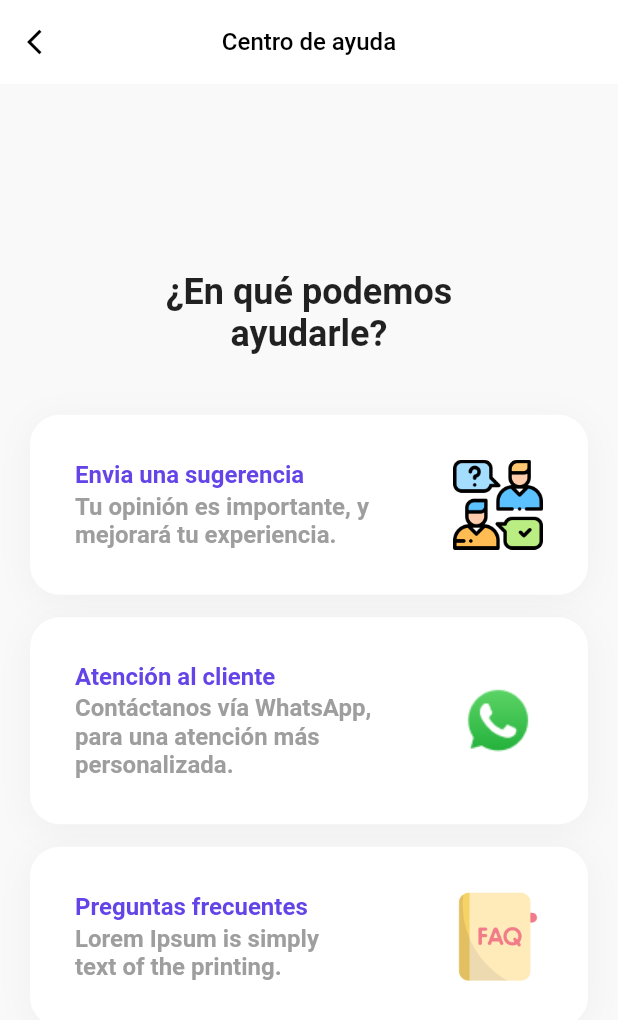
After one commit to CruzAlvaro97/Pet_Care, a Flutter app: the screen it shows after launch, item 4 of the bottom bar chosen, scrolled down 106 dp, after a tap on "Ayuda", on a phone screen of 412 x 824 dp. The commit adds this screen. Shown: the top 1020 px of the screen. Run offline on Flutter 3.47's test engine with Material 2 defaults, Android fonts, the phone set to English and light mode, and no system bars; our stand-ins replace expandable_text, google_fonts, salomon_bottom_bar, smooth_page_indicator; network calls fail.

Commit message:
2022/12/06
- Se solucionó el problema de desbordamiento de pixeles en el onboarding.
- Se mejoró los estilos de las fuentes en el profile page.
- Se agregó help page
- Se agregó color al bottom navigation

```diff
--- a/lib/main.dart
+++ b/lib/main.dart
@@ -1,7 +1,7 @@
 import 'package:flutter/material.dart';
 import 'package:pet_society/routes/routes.dart';
 import 'package:pet_society/src/utils/index_utils.dart';
-import 'package:pet_society/src/views/pages/home_page/home_subpages/perfil_subpage.dart';
+import 'package:pet_society/src/views/pages/home_page/home_subpages/profile_subpage.dart';
 
 void main() {
   runApp(const MyApp());
@@ -16,11 +16,12 @@ class MyApp extends StatelessWidget {
       debugShowCheckedModeBanner: false,
       title: App.name,
       onGenerateRoute: MyRoutes.generateRoute,
-      initialRoute: MyRoutes.rONBOARDING,
+      initialRoute: MyRoutes.rHOME,
       // scaffoldMessengerKey: CustomSnackbar.msgkey, // SnackBar
       // theme: Provider.of<ThemeProvider>(context).currentTheme, // Modo oscuro
       color: CustomColor.primary,
-      theme: ThemeData(useMaterial3: true, backgroundColor: CustomColor.white2),
+      theme:
+          ThemeData(useMaterial3: false, backgroundColor: CustomColor.white2),
     );
   }
 }
--- /dev/null
+++ b/lib/src/views/pages/help_page/help_page.dart
@@ -0,0 +1,154 @@
+import 'package:flutter/material.dart';
+
+class HelpPage extends StatelessWidget {
+  const HelpPage({Key? key}) : super(key: key);
+
+  @override
+  Widget build(BuildContext context) {
+    return Scaffold(
+      backgroundColor: const Color(0xFFF9F9F9),
+      appBar: AppBar(
+        elevation: 0,
+        backgroundColor: Colors.white,
+        title: const Text(
+          'Centro de ayuda',
+          style: TextStyle(
+            color: Colors.black,
+            fontSize: 16.0,
+          ),
+        ),
+        centerTitle: true,
+        leading: IconButton(
+          onPressed: () {},
+          icon: const Icon(
+            Icons.arrow_back_ios,
+            color: Colors.black,
+            size: 20,
+          ),
+        ),
+      ),
+      body: Center(
+        child: SingleChildScrollView(
+          padding: const EdgeInsets.symmetric(horizontal: 20.0),
+          child: Column(
+            mainAxisAlignment: MainAxisAlignment.center,
+            crossAxisAlignment: CrossAxisAlignment.center,
+            children: [
+              const Text(
+                '¿En qué podemos\nayudarle?',
+                style: TextStyle(
+                  fontWeight: FontWeight.bold,
+                  fontSize: 24.0,
+                ),
+                textAlign: TextAlign.center,
+              ),
+              const SizedBox(height: 40.0),
+              _CardTypePublication(
+                category: 'Envia una sugerencia',
+                imgPath: 'assets/images/sugerencia.png',
+                text: 'Tu opinión es importante, y\nmejorará tu experiencia.',
+                onTap: () {
+                  // Navigator.push(
+                  //     context,
+                  //     CupertinoPageRoute(
+                  //         builder: (context) => const SuggestionPage()));
+                },
+              ),
+              _CardTypePublication(
+                category: 'Atención al cliente',
+                imgPath: 'assets/images/wsp.png',
+                text:
+                    'Contáctanos vía WhatsApp,\npara una atención más\npersonalizada.',
+                onTap: () {
+                  print('WhatsApp');
+                },
+              ),
+              _CardTypePublication(
+                category: 'Preguntas frecuentes',
+                imgPath: 'assets/images/preguntas.png',
+                text: 'Lorem Ipsum is simply\ntext of the printing.',
+                onTap: () {
+                  print('FAQ');
+                },
+              ),
+            ],
+          ),
+        ),
+      ),
+    );
+  }
+}
+
+class _CardTypePublication extends StatelessWidget {
+  final String category;
+  final String text;
+  final String imgPath;
+  final Function() onTap;
+
+  const _CardTypePublication({
+    required this.category,
+    required this.text,
+    required this.imgPath,
+    required this.onTap,
+  });
+
+  @override
+  Widget build(BuildContext context) {
+    return GestureDetector(
+      onTap: onTap,
+      child: Container(
+        width: double.infinity,
+        //height: 120,
+        padding: const EdgeInsets.symmetric(
+          horizontal: 30.0,
+          vertical: 30.0,
+        ),
+        margin: const EdgeInsets.only(bottom: 15.0),
+        decoration: BoxDecoration(
+          color: Colors.white,
+          borderRadius: BorderRadius.circular(20.0),
+          boxShadow: [
+            BoxShadow(
+              color: Colors.black.withOpacity(0.04),
+              offset: const Offset(0.0, 4.0),
+              blurRadius: 20.0,
+            ),
+          ],
+        ),
+        child: Row(
+          mainAxisAlignment: MainAxisAlignment.spaceBetween,
+          children: [
+            Column(
+              mainAxisAlignment: MainAxisAlignment.center,
+              crossAxisAlignment: CrossAxisAlignment.start,
+              children: [
+                Text(
+                  category,
+                  style: const TextStyle(
+                    fontWeight: FontWeight.bold,
+                    fontSize: 16.0,
+                    color: Color(0xFF6444E7),
+                  ),
+                ),
+                SizedBox(height: 2.0),
+                Text(
+                  text,
+                  style: const TextStyle(
+                    fontWeight: FontWeight.bold,
+                    fontSize: 16.0,
+                    color: Colors.grey,
+                  ),
+                ),
+              ],
+            ),
+            Image.asset(
+              imgPath,
+              width: 60,
+              height: 60,
+            ),
+          ],
+        ),
+      ),
+    );
+  }
+}
--- a/lib/src/views/pages/home_page/home_page.dart
+++ b/lib/src/views/pages/home_page/home_page.dart
@@ -1,6 +1,6 @@
 import 'package:flutter/material.dart';
 import 'package:pet_society/src/utils/index_utils.dart';
-import 'package:pet_society/src/views/pages/home_page/home_subpages/perfil_subpage.dart';
+import 'package:pet_society/src/views/pages/home_page/home_subpages/profile_subpage.dart';
 import 'package:salomon_bottom_bar/salomon_bottom_bar.dart';
 
 class HomePage extends StatefulWidget {
@@ -17,7 +17,7 @@ class _HomePageState extends State<HomePage> {
     Text('Inicio'),
     Text('En adopción'),
     Text('Apoyo'),
-    PerfilPage(),
+    ProfilePage(),
   ];
   void _seletedOption(int index) {
     setState(() {
@@ -36,7 +36,9 @@ class _HomePageState extends State<HomePage> {
       floatingActionButtonLocation: FloatingActionButtonLocation.centerDocked,
 
       // BottomBar Salomon
-      bottomNavigationBar: SalomonBottomBar(
+      bottomNavigationBar: Container(
+        color: Colors.white,
+        child: SalomonBottomBar(
           selectedColorOpacity: 0.3,
           selectedItemColor: CustomColor.primary,
           unselectedItemColor: CustomColor.grey,
@@ -84,6 +86,7 @@ class _HomePageState extends State<HomePage> {
             ),
           ],
         ),
+      ),
     );
   }
 }
--- a/lib/src/views/pages/home_page/home_subpages/perfil_subpage.dart
+++ b/lib/src/views/pages/home_page/home_subpages/profile_subpage.dart
@@ -2,10 +2,12 @@
 
 import 'package:flutter/cupertino.dart';
 import 'package:flutter/material.dart';
+import 'package:google_fonts/google_fonts.dart';
 import 'package:pet_society/src/utils/index_utils.dart';
+import 'package:pet_society/src/views/pages/help_page/help_page.dart';
 
-class PerfilPage extends StatelessWidget {
-  const PerfilPage({super.key});
+class ProfilePage extends StatelessWidget {
+  const ProfilePage({super.key});
 
   @override
   Widget build(BuildContext context) {
@@ -18,10 +20,12 @@ class PerfilPage extends StatelessWidget {
               Container(
                 height: MediaQuery.of(context).size.height * 0.30,
                 decoration: BoxDecoration(
-                    color: CustomColor.white,
-                    borderRadius: BorderRadius.only(
-                        bottomLeft: Radius.circular(20),
-                        bottomRight: Radius.circular(20))),
+                  color: CustomColor.white,
+                  borderRadius: BorderRadius.only(
+                    bottomLeft: Radius.circular(20),
+                    bottomRight: Radius.circular(20),
+                  ),
+                ),
                 child: Center(
                   child: Column(
                     mainAxisAlignment: MainAxisAlignment.center,
@@ -52,7 +56,7 @@ class PerfilPage extends StatelessWidget {
                         children: [
                           Text(
                             'Jorge Moreno',
-                            style: CustomTextStyle.text.copyWith(fontSize: 20),
+                            style: CustomTextStyle.text.copyWith(fontSize: 16),
                           ),
                           SizedBox(
                             width: 5,
@@ -64,16 +68,16 @@ class PerfilPage extends StatelessWidget {
                         ],
                       ),
                       Text(
-                        '@jorgeo2r2_',
+                        '@jormg_',
                         style: CustomTextStyle.text
-                            .copyWith(fontSize: 18, color: CustomColor.grey),
+                            .copyWith(fontSize: 14, color: CustomColor.grey),
                       ),
                     ],
                   ),
                 ),
               ),
               SizedBox(
-                height: 30,
+                height: 20,
               ),
               Container(
                 width: double.infinity,
@@ -81,39 +85,44 @@ class PerfilPage extends StatelessWidget {
                   color: CustomColor.white,
                 ),
                 child: Padding(
-                  padding: const EdgeInsets.all(20.0),
+                  padding:
+                      const EdgeInsets.only(left: 20.0, right: 20.0, top: 15.0),
                   child: Column(
-                    mainAxisAlignment: MainAxisAlignment.start,
+                    mainAxisAlignment: MainAxisAlignment.center,
                     crossAxisAlignment: CrossAxisAlignment.start,
                     children: [
                       Text(
                         'Cuenta',
-                        style: CustomTextStyle.text.copyWith(fontSize: 22),
+                        style: CustomTextStyle.text.copyWith(fontSize: 16),
                       ),
+                      const SizedBox(height: 5.0),
                       _CustomListTile(
                         tile: 'Datos',
                         prefix: Icon(
                           Icons.person_outline,
                           color: Colors.black,
-                          size: 32,
+                          size: 20,
                         ),
                         suffix: Icon(
                           Icons.arrow_forward_ios_outlined,
                           color: Colors.black,
+                          size: 20,
                         ),
                       ),
                       _CustomListTile(
-                        tile: 'Cambir contraseña',
+                        tile: 'Cambiar contraseña',
                         prefix: Icon(
                           Icons.lock_outline_rounded,
                           color: Colors.black,
-                          size: 32,
+                          size: 20,
                         ),
                         suffix: Icon(
                           Icons.arrow_forward_ios_outlined,
                           color: Colors.black,
+                          size: 20,
                         ),
                       ),
+                      const SizedBox(height: 5.0),
                     ],
                   ),
                 ),
@@ -127,21 +136,23 @@ class PerfilPage extends StatelessWidget {
                   color: CustomColor.white,
                 ),
                 child: Padding(
-                  padding: const EdgeInsets.all(20.0),
+                  padding:
+                      const EdgeInsets.only(left: 20.0, right: 20.0, top: 15.0),
                   child: Column(
-                    mainAxisAlignment: MainAxisAlignment.start,
+                    mainAxisAlignment: MainAxisAlignment.center,
                     crossAxisAlignment: CrossAxisAlignment.start,
                     children: [
                       Text(
                         'Preferencias',
-                        style: CustomTextStyle.text.copyWith(fontSize: 22),
+                        style: CustomTextStyle.text.copyWith(fontSize: 16),
                       ),
+                      const SizedBox(height: 5.0),
                       _CustomListTile(
                         tile: 'Notificaciones',
                         prefix: Icon(
                           Icons.messenger_outline_sharp,
                           color: Colors.black,
-                          size: 32,
+                          size: 20,
                         ),
                         suffix: CupertinoSwitch(
                           value: false,
@@ -155,7 +166,7 @@ class PerfilPage extends StatelessWidget {
                         prefix: Icon(
                           Icons.dark_mode_outlined,
                           color: Colors.black,
-                          size: 32,
+                          size: 20,
                         ),
                         suffix: CupertinoSwitch(
                           value: false,
@@ -164,6 +175,7 @@ class PerfilPage extends StatelessWidget {
                           },
                         ),
                       ),
+                      const SizedBox(height: 5.0),
                     ],
                   ),
                 ),
@@ -177,39 +189,52 @@ class PerfilPage extends StatelessWidget {
                   color: CustomColor.white,
                 ),
                 child: Padding(
-                  padding: const EdgeInsets.all(20.0),
+                  padding:
+                      const EdgeInsets.only(left: 20.0, right: 20.0, top: 15.0),
                   child: Column(
                     mainAxisAlignment: MainAxisAlignment.start,
                     crossAxisAlignment: CrossAxisAlignment.start,
                     children: [
                       Text(
                         'Ayuda y soporte',
-                        style: CustomTextStyle.text.copyWith(fontSize: 22),
+                        style: CustomTextStyle.text.copyWith(fontSize: 16),
                       ),
+                      const SizedBox(height: 5.0),
                       _CustomListTile(
                         tile: 'Ayuda',
                         prefix: Icon(
                           Icons.messenger_outline_sharp,
                           color: Colors.black,
-                          size: 32,
+                          size: 20,
                         ),
                         suffix: Icon(
                           Icons.arrow_forward_ios_outlined,
                           color: Colors.black,
+                          size: 20,
                         ),
+                        onTap: () {
+                          Navigator.push(
+                            context,
+                            CupertinoPageRoute(
+                              builder: (context) => const HelpPage(),
+                            ),
+                          );
+                        },
                       ),
                       _CustomListTile(
                         tile: 'Politicas de privacidad',
                         prefix: Icon(
                           Icons.dark_mode_outlined,
                           color: Colors.black,
-                          size: 32,
+                          size: 20,
                         ),
                         suffix: Icon(
                           Icons.arrow_forward_ios_outlined,
                           color: Colors.black,
+                          size: 20,
                         ),
                       ),
+                      const SizedBox(height: 5.0),
                     ],
                   ),
                 ),
@@ -218,13 +243,13 @@ class PerfilPage extends StatelessWidget {
                 height: 13,
               ),
               Container(
-                padding: EdgeInsets.symmetric(vertical: 20),
+                padding: EdgeInsets.symmetric(vertical: 10),
                 width: double.infinity,
                 color: Colors.white,
                 child: TextButton(
                   child: Text('Cerrar Sesión',
                       style: CustomTextStyle.text.copyWith(
-                        fontSize: 20,
+                        fontSize: 16,
                         color: CustomColor.error,
                       )),
                   onPressed: () {},
@@ -242,22 +267,31 @@ class PerfilPage extends StatelessWidget {
 }
 
 class _CustomListTile extends StatelessWidget {
+  final Widget prefix;
+  final String tile;
+  final Widget suffix;
+  final Function()? onTap;
+
   const _CustomListTile({
     Key? key,
     required this.prefix,
     required this.tile,
     required this.suffix,
+    this.onTap,
   }) : super(key: key);
-  final Widget prefix;
-  final String tile;
-  final Widget suffix;
+
   @override
   Widget build(BuildContext context) {
     return ListTile(
+      onTap: onTap,
+      contentPadding: const EdgeInsets.only(left: 10, right: 10),
       leading: prefix,
       title: Text(
         tile,
-        style: CustomTextStyle.text2.copyWith(fontSize: 20),
+        style: GoogleFonts.poppins(
+          fontSize: 16,
+          fontWeight: FontWeight.w500,
+        ),
       ),
       trailing: suffix,
     );
--- a/lib/src/views/pages/login_page/login_page.dart
+++ b/lib/src/views/pages/login_page/login_page.dart
@@ -16,7 +16,10 @@ class LoginPage extends StatelessWidget {
         backgroundColor: CustomColor.white,
         // Back Button
         leading: IconButton(
-          icon: const Icon(Icons.arrow_back_ios_new),
+          icon: const Icon(
+            Icons.arrow_back_ios_new,
+            color: Colors.black,
+          ),
           onPressed: (() {
             Navigator.pushNamed(context, MyRoutes.rWELCOME); // Preguntar
           }),
@@ -84,7 +87,6 @@ class LoginPage extends StatelessWidget {
           children: <Widget>[
             Text("¿No tienes una cuenta?",
                 style: CustomTextStyle.text.copyWith(color: CustomColor.grey)),
-            const SizedBox(width: 5),
             TextButton(
               style: textButtonDecorationWidget(),
               onPressed: (() {
@@ -179,7 +181,7 @@ class LoginForm extends StatelessWidget {
           ),
           //
 
-          const SizedBox(height: 89),
+          SizedBox(height: MediaQuery.of(context).size.height * 0.05),
 
           // Login Button
           CustomButtonWidget(
--- a/lib/src/views/pages/onboarding_page/onboarding_page.dart
+++ b/lib/src/views/pages/onboarding_page/onboarding_page.dart
@@ -26,9 +26,7 @@ class _OnboardingPageState extends State<OnboardingPage> {
       backgroundColor: CustomColor.white2,
       body: Column(
         children: [
-          SizedBox(
-            width: double.infinity,
-            height: 650,
+          Flexible(
             child: PageView(
               onPageChanged: (int index) {
                 setState(() {
@@ -134,10 +132,12 @@ class OnboardingModal extends StatelessWidget {
         Image.asset(
           'assets/images/fondoonboarding.jpeg',
           width: double.infinity,
-          fit: BoxFit.cover,
+          height: MediaQuery.of(context).size.height * 0.6,
+          fit: BoxFit.fill,
         ),
         Padding(
-          padding: const EdgeInsets.all(20),
+          padding: const EdgeInsets.all(20.0),
+          child: Center(
             child: Column(
               children: [
                 Text(
@@ -155,6 +155,7 @@ class OnboardingModal extends StatelessWidget {
               ],
             ),
           ),
+        ),
       ],
     );
   }
--- a/lib/src/views/pages/register_page/register_page.dart
+++ b/lib/src/views/pages/register_page/register_page.dart
@@ -16,7 +16,10 @@ class RegisterPage extends StatelessWidget {
         backgroundColor: CustomColor.white,
         // Back Button
         leading: IconButton(
-          icon: const Icon(Icons.arrow_back_ios_new),
+          icon: const Icon(
+            Icons.arrow_back_ios_new,
+            color: Colors.black,
+          ),
           onPressed: (() {
             Navigator.pushNamed(context, MyRoutes.rWELCOME); // Preguntar
           }),
@@ -89,7 +92,6 @@ class RegisterPage extends StatelessWidget {
               "¿Ya tienes una cuenta?",
               style: CustomTextStyle.text.copyWith(color: CustomColor.grey),
             ),
-            const SizedBox(width: 5),
             TextButton(
               style: textButtonDecorationWidget(),
               onPressed: () {
```
Also changed, not shown: assets/images/preguntas.png (added), assets/images/sugerencia.png (added), assets/images/wsp.png (added). Lines whose indentation alone changed are shown as unchanged.
